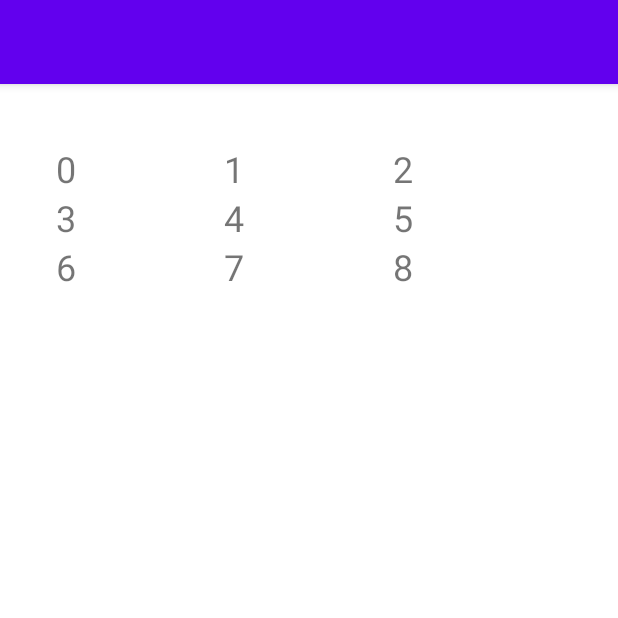
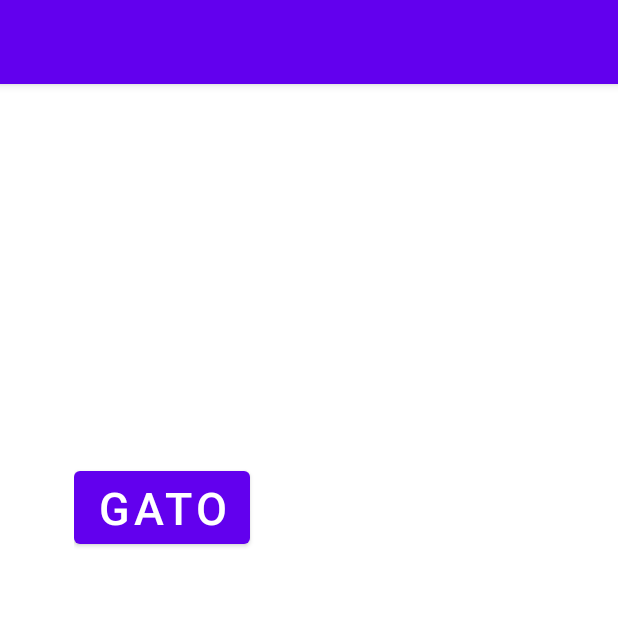
Before and after one commit to programadornovato/Mi-Primer-Proyecto-Android-Studio, an Android app: the screen it shows after launch (MainActivity), on a phone screen of 412 x 824 dp, the top half of it. Run offline under Robolectric (Android 15) with nearby library versions, the phone set to English and light mode, and no system bars.

Commit message:
FrameLayout Android Studio [42]
Video:
https://youtu.be/4MllykEmI8Q

```diff
--- a/app/src/main/java/com/programadornovato/miprimerproyecto/MainActivity.kt
+++ b/app/src/main/java/com/programadornovato/miprimerproyecto/MainActivity.kt
@@ -10,26 +10,20 @@ import androidx.appcompat.app.AppCompatActivity
 import java.lang.Exception
 
 class MainActivity : AppCompatActivity() {
-    var matriz = arrayOf(
-            arrayOf(0,1,2),
-            arrayOf(3,4,5),
-            arrayOf(6,7,8)
-    )
-    var tlTabla:TableLayout?=null
+    var btnPerro:Button?=null
+    var btnGato:Button?=null
     override fun onCreate(savedInstanceState: Bundle?) {
         super.onCreate(savedInstanceState)
         setContentView(R.layout.activity_main)
-        tlTabla=findViewById(R.id.tlTabla)
-        tlTabla?.removeAllViews()
-        for (i in (0 until matriz.count())){
-            val registro = LayoutInflater.from(this).inflate(R.layout.row_table_pn,null,false)
-            val tv0=registro.findViewById<View>(R.id.tv0) as TextView
-            val tv1=registro.findViewById<View>(R.id.tv1) as TextView
-            val tv2=registro.findViewById<View>(R.id.tv2) as TextView
-            tv0.text=matriz[i][0].toString()
-            tv1.text=matriz[i][1].toString()
-            tv2.text=matriz[i][2].toString()
-            tlTabla?.addView(registro)
-        }
+        btnPerro=findViewById(R.id.btnPerro)
+        btnGato=findViewById(R.id.btnGato)
+    }
+    fun clickPerro(view: View){
+        btnPerro?.visibility=View.GONE
+        btnGato?.visibility=View.VISIBLE
+    }
+    fun clickGato(view: View){
+        btnPerro?.visibility=View.VISIBLE
+        btnGato?.visibility=View.GONE
     }
 }
--- a/app/src/main/res/layout/activity_main.xml
+++ b/app/src/main/res/layout/activity_main.xml
@@ -6,12 +6,29 @@
     android:layout_height="match_parent"
     tools:context=".MainActivity">
 
-    <TableLayout
-        android:id="@+id/tlTabla"
-        android:layout_width="337dp"
-        android:layout_height="402dp"
-        android:layout_marginTop="40dp"
+    <FrameLayout
+        android:layout_width="313dp"
+        android:layout_height="262dp"
+        android:layout_marginTop="252dp"
         app:layout_constraintEnd_toEndOf="parent"
         app:layout_constraintStart_toStartOf="parent"
-        app:layout_constraintTop_toTopOf="parent" />
+        app:layout_constraintTop_toTopOf="parent">
+
+        <Button
+            android:id="@+id/btnPerro"
+            android:layout_width="wrap_content"
+            android:layout_height="wrap_content"
+            android:onClick="clickPerro"
+            android:text="Perro"
+            android:textSize="30sp"
+            android:visibility="gone" />
+
+        <Button
+            android:id="@+id/btnGato"
+            android:layout_width="wrap_content"
+            android:layout_height="wrap_content"
+            android:onClick="clickGato"
+            android:text="Gato"
+            android:textSize="30sp" />
+    </FrameLayout>
 </androidx.constraintlayout.widget.ConstraintLayout>
```
